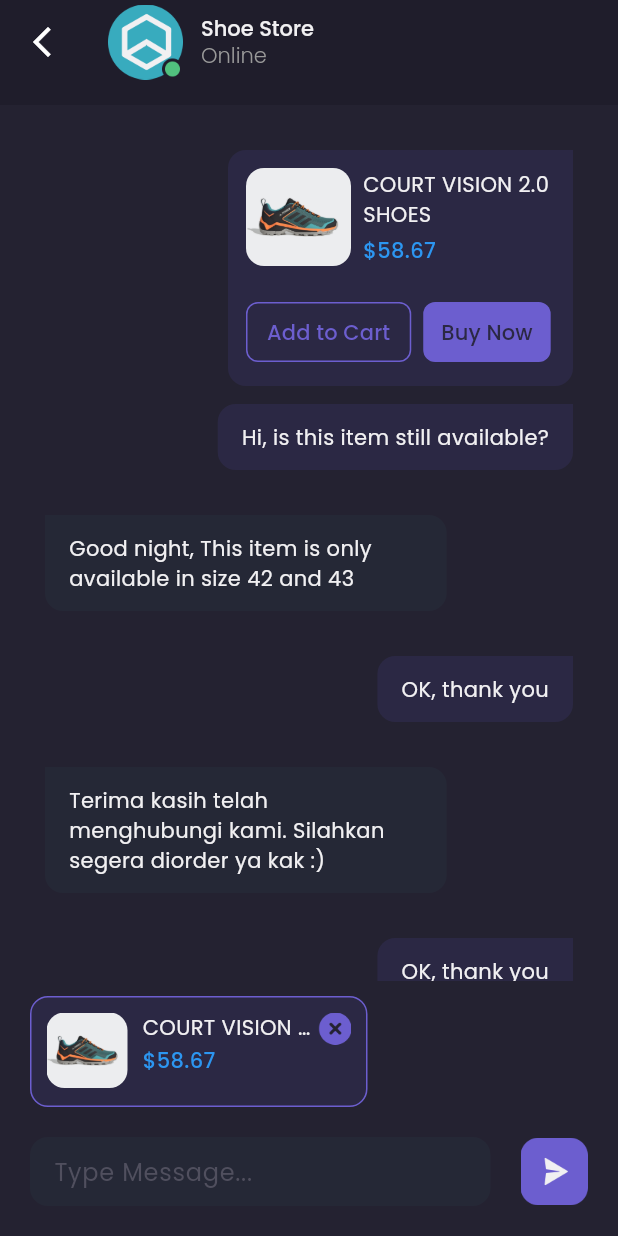
After one commit to GuidoAugusta/shamo-frontend, a Flutter app: the DetailChatPage screen opened by its route, on a phone screen of 412 x 824 dp. The commit adds this screen. Run offline on Flutter 3.47's test engine with Material 3 defaults, Android fonts, the phone set to English and light mode, and no system bars; our stand-ins replace google_fonts.

Commit message:
membuat chat page

```diff
--- a/lib/main.dart
+++ b/lib/main.dart
@@ -1,4 +1,5 @@
 import 'package:flutter/material.dart';
+import 'package:shamo/pages/detail_chat_page.dart';
 import 'package:shamo/pages/home/main_page.dart';
 import 'package:shamo/pages/sign_in_page.dart';
 import 'package:shamo/pages/sign_up_page.dart';
@@ -18,6 +19,7 @@ class MyApp extends StatelessWidget {
         '/sign-in': (context) => SingInPage(),
         '/sign-up': (context) => SingUpPage(),
         '/home': (context) => MainPage(),
+        '/detail-chat': (context) => DetailChatPage(),
       },
     );
   }
--- /dev/null
+++ b/lib/pages/detail_chat_page.dart
@@ -0,0 +1,208 @@
+import 'package:flutter/material.dart';
+import 'package:flutter/rendering.dart';
+import 'package:shamo/theme.dart';
+import 'package:shamo/widgets/chat_bubble.dart';
+
+class DetailChatPage extends StatelessWidget {
+  const DetailChatPage({super.key});
+
+  @override
+  Widget build(BuildContext context) {
+    Widget productPreview() {
+      return Container(
+        width: 225,
+        height: 74,
+        margin: EdgeInsets.only(bottom: 20),
+        padding: EdgeInsets.all(10),
+        decoration: BoxDecoration(
+          color: backgroundColor5,
+          borderRadius: BorderRadius.circular(12),
+          border: Border.all(
+            color: primaryColor,
+          ),
+        ),
+        child: Row(
+          crossAxisAlignment: CrossAxisAlignment.start,
+          children: [
+            ClipRRect(
+              borderRadius: BorderRadius.circular(12),
+              child: Image.asset(
+                'assets/image_shoes.png',
+                width: 54,
+              ),
+            ),
+            SizedBox(
+              width: 10,
+            ),
+            Expanded(
+              child: Column(
+                crossAxisAlignment: CrossAxisAlignment.start,
+                children: [
+                  Text(
+                    'COURT VISION 2.0',
+                    overflow: TextOverflow.ellipsis,
+                    style: primaryTextStyle,
+                  ),
+                  SizedBox(
+                    height: 2,
+                  ),
+                  Text(
+                    '\$58.67',
+                    style: priceTextStyle.copyWith(
+                      fontWeight: medium,
+                    ),
+                  ),
+                ],
+              ),
+            ),
+            Image.asset(
+              'assets/button_close.png',
+              width: 22,
+            )
+          ],
+        ),
+      );
+    }
+
+    Widget chatInput() {
+      return Container(
+        margin: EdgeInsets.only(top: 10, bottom: 20, left: 20, right: 20),
+        child: Column(
+          crossAxisAlignment: CrossAxisAlignment.start,
+          mainAxisSize: MainAxisSize.min,
+          children: [
+            productPreview(),
+            Row(
+              children: [
+                Expanded(
+                  child: Container(
+                    padding: EdgeInsets.symmetric(
+                      horizontal: 16,
+                    ),
+                    decoration: BoxDecoration(
+                      color: backgroundColor4,
+                      borderRadius: BorderRadius.circular(12),
+                    ),
+                    child: Center(
+                      child: Expanded(
+                        child: TextField(
+                          keyboardType: TextInputType.multiline,
+                          minLines: 1,
+                          maxLines: 5,
+                          style: primaryTextStyle,
+                          decoration: InputDecoration(
+                            isDense: true,
+                            contentPadding: EdgeInsets.symmetric(vertical: 11),
+                            hintText: 'Type Message...',
+                            hintStyle: subtitleTextStyle,
+                            border: InputBorder.none,
+                          ),
+                        ),
+                      ),
+                    ),
+                  ),
+                ),
+                SizedBox(
+                  width: 20,
+                ),
+                Image.asset(
+                  'assets/button_send.png',
+                  width: 45,
+                ),
+              ],
+            ),
+          ],
+        ),
+      );
+    }
+
+    Widget content() {
+      return ListView(
+        padding: EdgeInsets.symmetric(
+          horizontal: defaultMargin,
+        ),
+        children: [
+          ChatBubble(
+            isSender: true,
+            text: 'Hi, is this item still available?',
+            hasProduct: true,
+          ),
+          ChatBubble(
+            isSender: false,
+            text: 'Good night, This item is only available in size 42 and 43',
+          ),
+          ChatBubble(
+            isSender: true,
+            text: 'OK, thank you',
+          ),
+          ChatBubble(
+            isSender: false,
+            text:
+                'Terima kasih telah menghubungi kami. Silahkan segera diorder ya kak :)',
+          ),
+          ChatBubble(
+            isSender: true,
+            text: 'OK, thank you',
+          ),
+        ],
+      );
+    }
+
+    return Scaffold(
+      resizeToAvoidBottomInset: true,
+      backgroundColor: backgroundColor3,
+      appBar: PreferredSize(
+        preferredSize: Size.fromHeight(70),
+        child: AppBar(
+          leading: IconButton(
+            icon: Icon(
+              Icons.arrow_back_ios_new,
+              color: Colors.white,
+            ),
+            onPressed: () => Navigator.of(context).pop(),
+          ),
+          backgroundColor: backgroundColor1,
+          centerTitle: false,
+          title: Row(
+            children: [
+              Image.asset(
+                'assets/image_shop_logo_online.png',
+                width: 50,
+              ),
+              SizedBox(
+                width: 12,
+              ),
+              Column(
+                crossAxisAlignment: CrossAxisAlignment.start,
+                children: [
+                  Text(
+                    'Shoe Store',
+                    style: primaryTextStyle.copyWith(
+                      fontSize: 14,
+                      fontWeight: medium,
+                    ),
+                  ),
+                  Text(
+                    'Online',
+                    style: secondaryTextStyle.copyWith(
+                      fontSize: 14,
+                      fontWeight: light,
+                    ),
+                  )
+                ],
+              )
+            ],
+          ),
+        ),
+      ),
+      body: Column(
+        children: [
+          Expanded(
+            child: content(),
+          ),
+          chatInput(),
+        ],
+      ),
+    );
+  }
+}
--- a/lib/theme.dart
+++ b/lib/theme.dart
@@ -11,6 +11,7 @@ Color backgroundColor1 = Color(0xff1F1D2B);
 Color backgroundColor2 = Color(0xff2B2937);
 Color backgroundColor3 = Color(0xff242231);
 Color backgroundColor4 = Color(0xff252836);
+Color backgroundColor5 = Color(0xff2B2844);
 
 Color primaryTextColor = Color(0xffF1F0F2);
 Color secondaryTextColor = Color(0xff999999);
--- /dev/null
+++ b/lib/widgets/chat_bubble.dart
@@ -0,0 +1,155 @@
+import 'package:flutter/material.dart';
+import 'package:google_fonts/google_fonts.dart';
+import 'package:shamo/theme.dart';
+
+class ChatBubble extends StatelessWidget {
+  final String text;
+  final bool isSender;
+  final bool hasProduct;
+
+  ChatBubble({this.isSender = false, this.text = '', this.hasProduct = false});
+
+  @override
+  Widget build(BuildContext context) {
+    Widget productPreview() {
+      return Container(
+        width: 230,
+        margin: EdgeInsets.only(bottom: 12),
+        padding: EdgeInsets.all(12),
+        decoration: BoxDecoration(
+          borderRadius: BorderRadius.only(
+            topLeft: Radius.circular(isSender ? 12 : 0),
+            topRight: Radius.circular(isSender ? 0 : 12),
+            bottomLeft: Radius.circular(12),
+            bottomRight: Radius.circular(12),
+          ),
+          color: isSender ? backgroundColor5 : backgroundColor4,
+        ),
+        child: Column(
+          children: [
+            Row(
+              children: [
+                ClipRRect(
+                  borderRadius: BorderRadius.circular(12),
+                  child: Image.asset(
+                    'assets/image_shoes.png',
+                    width: 70,
+                  ),
+                ),
+                SizedBox(
+                  width: 8,
+                ),
+                Expanded(
+                  child: Column(
+                    crossAxisAlignment: CrossAxisAlignment.start,
+                    children: [
+                      Text(
+                        'COURT VISION 2.0 SHOES',
+                        maxLines: 2,
+                        overflow: TextOverflow.ellipsis,
+                        style: primaryTextStyle,
+                      ),
+                      SizedBox(
+                        height: 4,
+                      ),
+                      Text(
+                        '\$58.67',
+                        style: priceTextStyle.copyWith(fontWeight: medium),
+                      ),
+                    ],
+                  ),
+                )
+              ],
+            ),
+            SizedBox(
+              height: 20,
+            ),
+            Row(
+              children: [
+                OutlinedButton(
+                  onPressed: () {},
+                  style: OutlinedButton.styleFrom(
+                    padding: EdgeInsets.symmetric(
+                      horizontal: 14,
+                      vertical: 10,
+                    ),
+                    side: BorderSide(
+                      color: primaryColor,
+                    ),
+                    shape: RoundedRectangleBorder(
+                        borderRadius: BorderRadius.circular(8)),
+                  ),
+                  child: Text(
+                    'Add to Cart',
+                    style: purpleTextStyle,
+                  ),
+                ),
+                SizedBox(
+                  width: 8,
+                ),
+                TextButton(
+                  onPressed: () {},
+                  style: TextButton.styleFrom(
+                      backgroundColor: primaryColor,
+                      shape: RoundedRectangleBorder(
+                          borderRadius: BorderRadius.circular(8))),
+                  child: Text(
+                    'Buy Now',
+                    style: GoogleFonts.poppins(
+                      color: backgroundColor5,
+                      fontWeight: medium,
+                    ),
+                  ),
+                )
+              ],
+            )
+          ],
+        ),
+      );
+    }
+
+    return Container(
+      width: double.infinity,
+      margin: EdgeInsets.only(
+        top: 30,
+      ),
+      child: Column(
+        crossAxisAlignment:
+            isSender ? CrossAxisAlignment.end : CrossAxisAlignment.start,
+        children: [
+          hasProduct ? productPreview() : SizedBox(),
+          Row(
+            mainAxisAlignment:
+                isSender ? MainAxisAlignment.end : MainAxisAlignment.start,
+            children: [
+              Flexible(
+                child: Container(
+                  constraints: BoxConstraints(
+                    maxWidth: MediaQuery.of(context).size.width * 0.65,
+                  ),
+                  padding: EdgeInsets.symmetric(
+                    horizontal: 16,
+                    vertical: 12,
+                  ),
+                  decoration: BoxDecoration(
+                    borderRadius: BorderRadius.only(
+                      topLeft: Radius.circular(isSender ? 12 : 0),
+                      topRight: Radius.circular(isSender ? 0 : 12),
+                      bottomLeft: Radius.circular(12),
+                      bottomRight: Radius.circular(12),
+                    ),
+                    color: isSender ? backgroundColor5 : backgroundColor4,
+                  ),
+                  child: Text(
+                    text,
+                    style: primaryTextStyle,
+                  ),
+                ),
+              )
+            ],
+          ),
+        ],
+      ),
+    );
+  }
+}
--- a/lib/widgets/chat_tile.dart
+++ b/lib/widgets/chat_tile.dart
@@ -6,10 +6,12 @@ class ChatTile extends StatelessWidget {
 
   @override
   Widget build(BuildContext context) {
-    return Container(
-      margin: EdgeInsets.only(
-        top: 10,
-      ),
+    return GestureDetector(
+      onTap: () {
+        Navigator.pushNamed(context, '/detail-chat');
+      },
+      child: Container(
+        margin: EdgeInsets.only(top: 10),
         child: Column(
           children: [
             Row(
@@ -56,6 +58,7 @@ class ChatTile extends StatelessWidget {
             )
           ],
         ),
+      ),
     );
   }
 }
```
Also changed, not shown: assets/button_close.png (added), assets/button_send.png (added), assets/image_shop_logo_online.png (added). Lines whose indentation alone changed are shown as unchanged.
